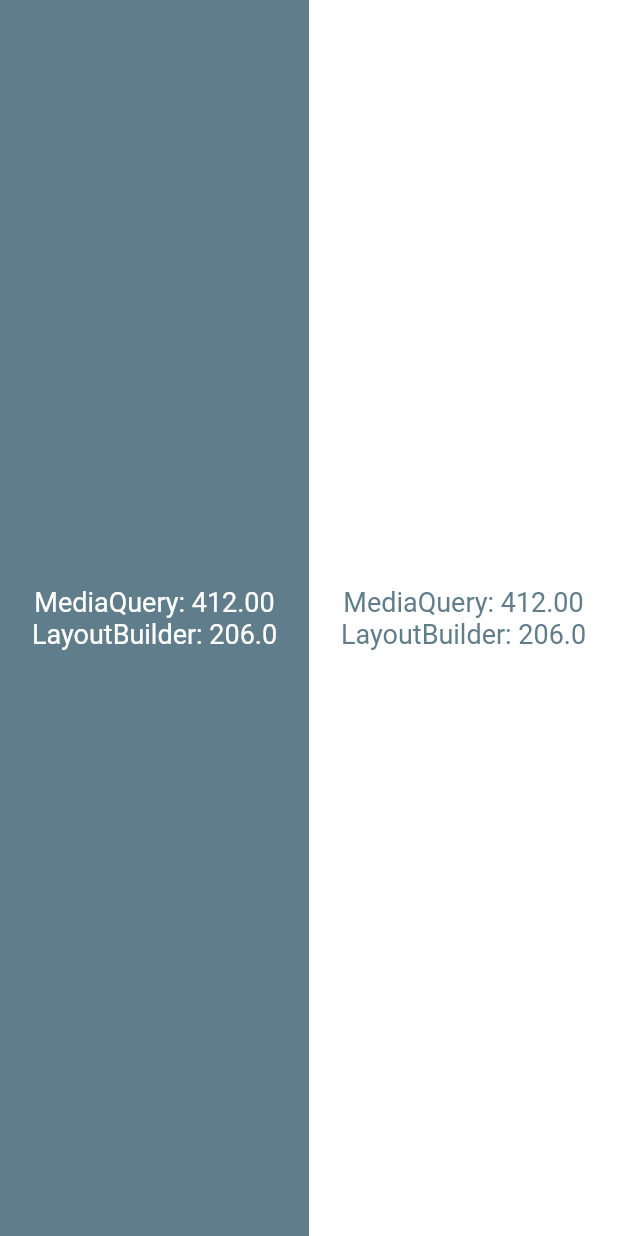
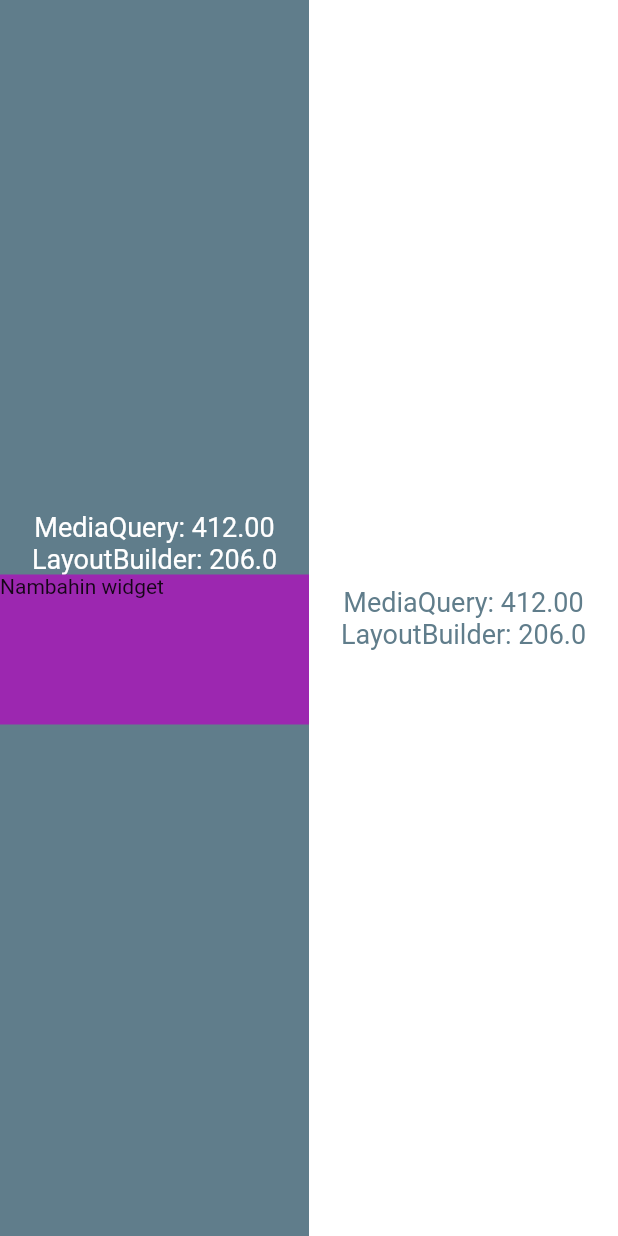
Before and after one commit to Thoriq-ha/layout_builder, a Flutter app: the screen it shows after launch, on a phone screen of 412 x 824 dp. Run offline on Flutter 3.47's test engine with Material 2 defaults, Android fonts, the phone set to English and light mode, and no system bars.

Commit message:
adding container widget under text widgets

```diff
--- a/lib/main.dart
+++ b/lib/main.dart
@@ -57,6 +57,12 @@ class HomePage extends StatelessWidget {
                       style: TextStyle(color: Colors.white, fontSize: 18),
                       textAlign: TextAlign.center,
                     ),
+                    Container(
+                      color: Colors.purple,
+                      width: 100,
+                      height: 100,
+                      child: Text('Nambahin widget'),
+                    )
                   ],
                 );
               },
```
